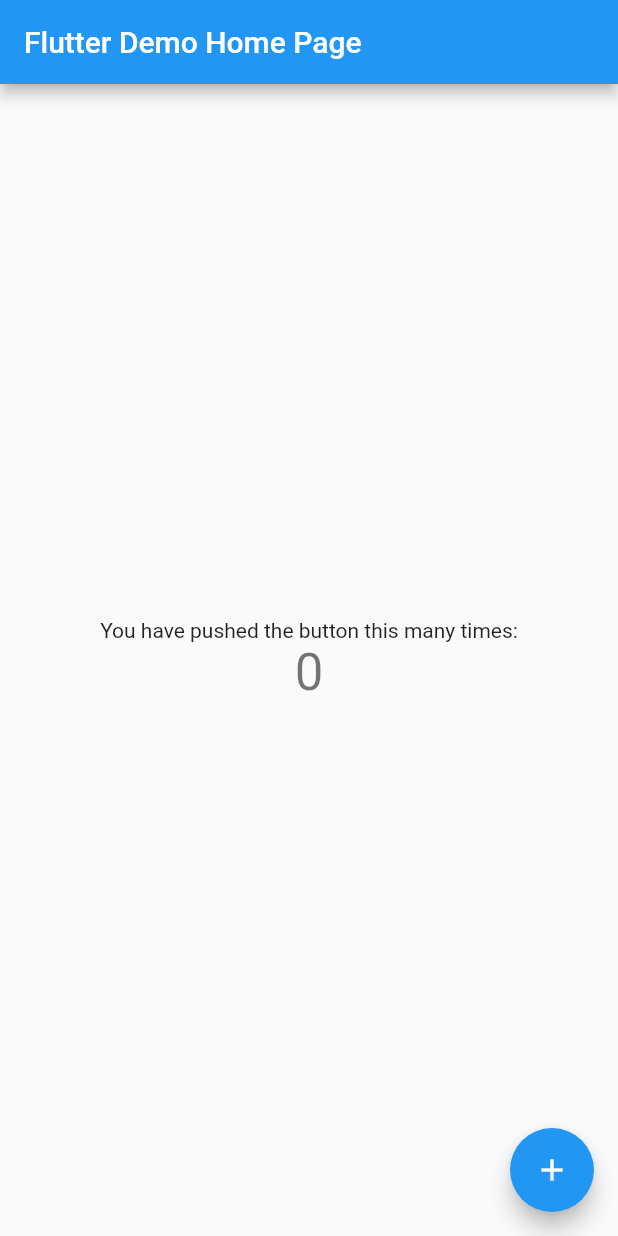
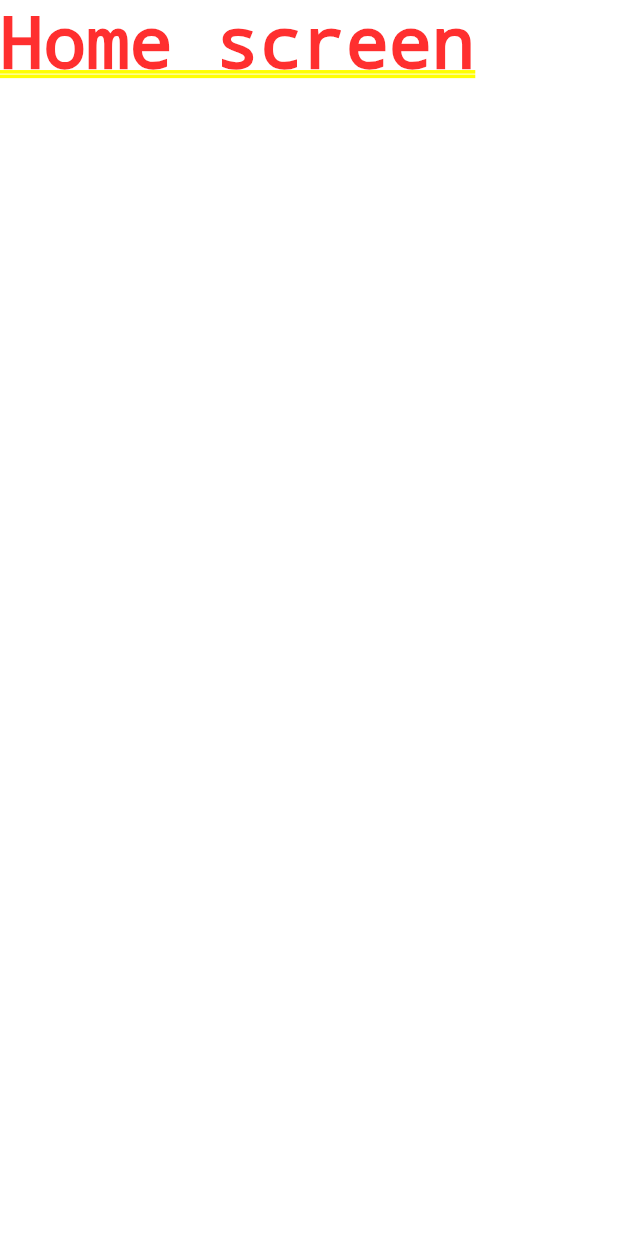
Before and after one commit to 0xivanov/pocket-piano, a Flutter app: the screen it shows after launch, on a phone screen of 412 x 824 dp. Run offline on Flutter 3.47's test engine with Material 2 defaults, Android fonts, the phone set to English and light mode, and no system bars.

Commit message:
some changes

```diff
--- /dev/null
+++ b/pocket_piano/lib/Screens/Home/Home.dart
@@ -0,0 +1,15 @@
+import 'package:flutter/material.dart';
+
+class Home extends StatefulWidget {
+  @override
+  _HomeState createState() => _HomeState();
+}
+
+class _HomeState extends State<Home> {
+  @override
+  Widget build(BuildContext context) {
+    return Container(
+      child: Text("Home screen")
+    );
+  }
+}
--- /dev/null
+++ b/pocket_piano/lib/Screens/Wrapper.dart
@@ -0,0 +1,10 @@
+import 'package:flutter/material.dart';
+import 'package:pocket_piano/Screens/Home/Home.dart';
+
+class Wrapper extends StatelessWidget {
+  @override
+  Widget build(BuildContext context) {
+    //return either home or login screen
+    return Home();
+  }
+}
--- a/pocket_piano/lib/main.dart
+++ b/pocket_piano/lib/main.dart
@@ -1,111 +1,13 @@
 import 'package:flutter/material.dart';
+import 'package:pocket_piano/Screens/Wrapper.dart';
 
 void main() => runApp(MyApp());
 
 class MyApp extends StatelessWidget {
-  // This widget is the root of your application.
   @override
   Widget build(BuildContext context) {
     return MaterialApp(
-      title: 'Flutter Demo',
-      theme: ThemeData(
-        // This is the theme of your application.
-        //
-        // Try running your application with "flutter run". You'll see the
-        // application has a blue toolbar. Then, without quitting the app, try
-        // changing the primarySwatch below to Colors.green and then invoke
-        // "hot reload" (press "r" in the console where you ran "flutter run",
-        // or simply save your changes to "hot reload" in a Flutter IDE).
-        // Notice that the counter didn't reset back to zero; the application
-        // is not restarted.
-        primarySwatch: Colors.blue,
-      ),
-      home: MyHomePage(title: 'Flutter Demo Home Page'),
+      home: Wrapper()
     );
   }
 }
-
-class MyHomePage extends StatefulWidget {
-  MyHomePage({Key key, this.title}) : super(key: key);
-
-  // This widget is the home page of your application. It is stateful, meaning
-  // that it has a State object (defined below) that contains fields that affect
-  // how it looks.
-
-  // This class is the configuration for the state. It holds the values (in this
-  // case the title) provided by the parent (in this case the App widget) and
-  // used by the build method of the State. Fields in a Widget subclass are
-  // always marked "final".
-
-  final String title;
-
-  @override
-  _MyHomePageState createState() => _MyHomePageState();
-}
-
-class _MyHomePageState extends State<MyHomePage> {
-  int _counter = 0;
-
-  void _incrementCounter() {
-    setState(() {
-      // This call to setState tells the Flutter framework that something has
-      // changed in this State, which causes it to rerun the build method below
-      // so that the display can reflect the updated values. If we changed
-      // _counter without calling setState(), then the build method would not be
-      // called again, and so nothing would appear to happen.
-      _counter++;
-    });
-  }
-
-  @override
-  Widget build(BuildContext context) {
-    // This method is rerun every time setState is called, for instance as done
-    // by the _incrementCounter method above.
-    //
-    // The Flutter framework has been optimized to make rerunning build methods
-    // fast, so that you can just rebuild anything that needs updating rather
-    // than having to individually change instances of widgets.
-    return Scaffold(
-      appBar: AppBar(
-        // Here we take the value from the MyHomePage object that was created by
-        // the App.build method, and use it to set our appbar title.
-        title: Text(widget.title),
-      ),
-      body: Center(
-        // Center is a layout widget. It takes a single child and positions it
-        // in the middle of the parent.
-        child: Column(
-          // Column is also a layout widget. It takes a list of children and
-          // arranges them vertically. By default, it sizes itself to fit its
-          // children horizontally, and tries to be as tall as its parent.
-          //
-          // Invoke "debug painting" (press "p" in the console, choose the
-          // "Toggle Debug Paint" action from the Flutter Inspector in Android
-          // Studio, or the "Toggle Debug Paint" command in Visual Studio Code)
-          // to see the wireframe for each widget.
-          //
-          // Column has various properties to control how it sizes itself and
-          // how it positions its children. Here we use mainAxisAlignment to
-          // center the children vertically; the main axis here is the vertical
-          // axis because Columns are vertical (the cross axis would be
-          // horizontal).
-          mainAxisAlignment: MainAxisAlignment.center,
-          children: <Widget>[
-            Text(
-              'You have pushed the button this many times:',
-            ),
-            Text(
-              '$_counter',
-              style: Theme.of(context).textTheme.display1,
-            ),
-          ],
-        ),
-      ),
-      floatingActionButton: FloatingActionButton(
-        onPressed: _incrementCounter,
-        tooltip: 'Increment',
-        child: Icon(Icons.add),
-      ), // This trailing comma makes auto-formatting nicer for build methods.
-    );
-  }
-}
```
Also changed, not shown: pocket_piano/lib/Screens/Authenticate/Login.dart (added, +15 -0 lines), pocket_piano/lib/Screens/Authenticate/SingnUp.dart (added, +15 -0 lines), 2 other files.
